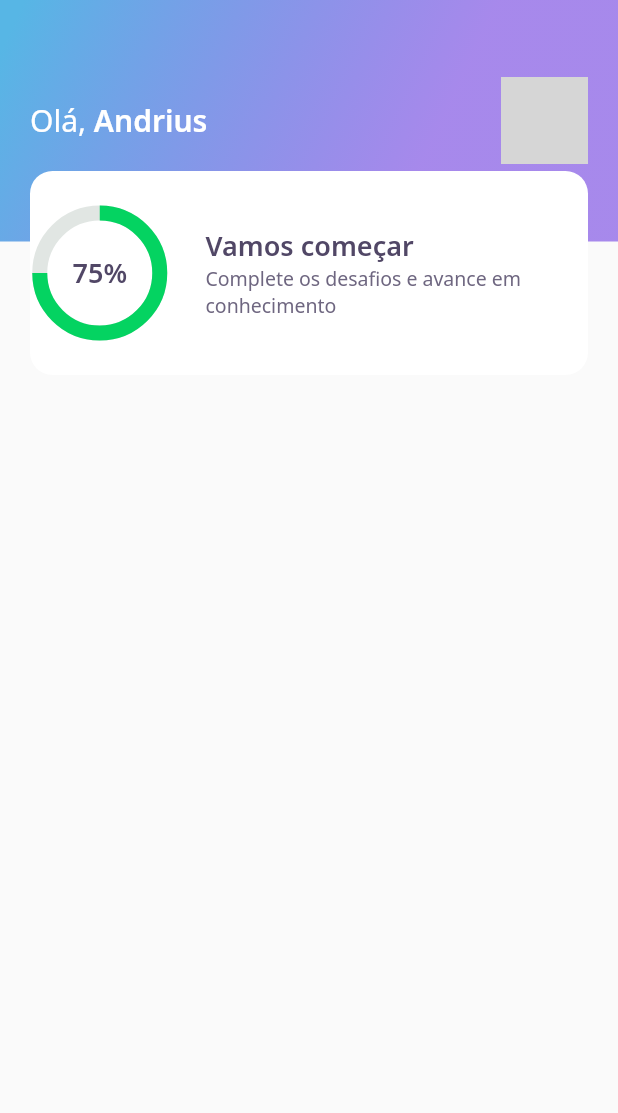
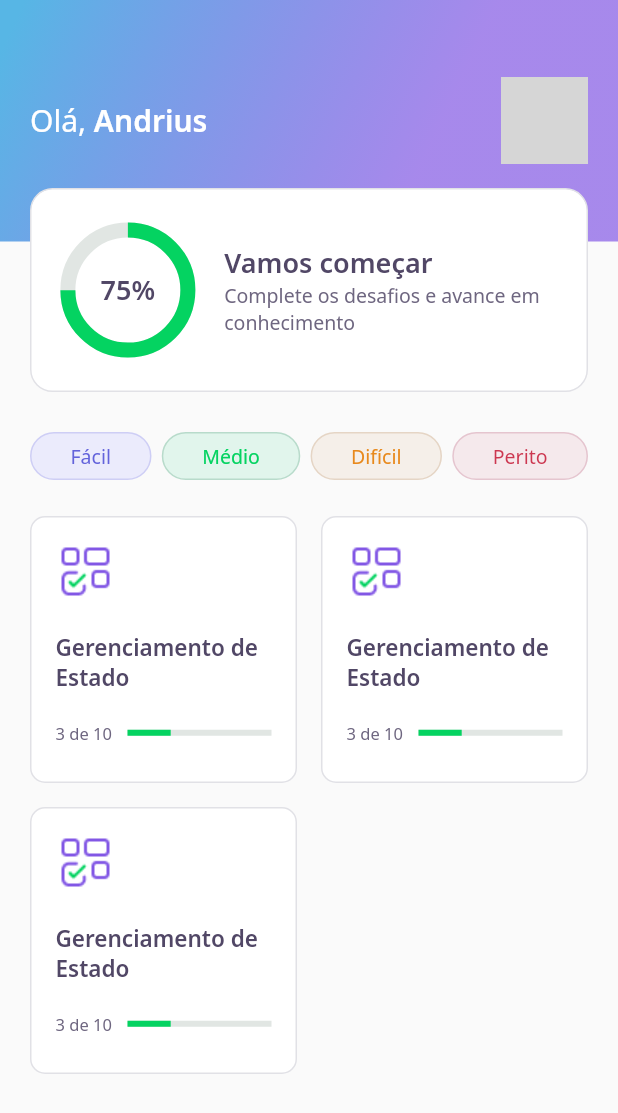
Before and after one commit to andrius111/next-level-week-5, a Flutter app: the HomePage screen opened directly, on a phone screen of 412 x 824 dp. Shown: the top 1113 px of the screen. Run offline on Flutter 3.47's test engine with Material 2 defaults, Android fonts, the phone set to English and light mode, and no system bars; our stand-ins replace google_fonts; network calls fail; grey boxes are pictures that could not be loaded.

Commit message:
Finished the home page and started the challenge page

```diff
--- a/lib/core/app_widget.dart
+++ b/lib/core/app_widget.dart
@@ -1,3 +1,4 @@
+import 'package:DevQuiz/challenge/challenge_page.dart';
 import 'package:DevQuiz/home/home_page.dart';
 import 'package:DevQuiz/splash/splash_page.dart';
 import 'package:flutter/material.dart';
@@ -7,7 +8,7 @@ class AppWidget extends StatelessWidget {
   Widget build(BuildContext context) {
     return MaterialApp(
       title: "DevQuiz",
-      home: HomePage(),
+      home: ChallengePage(),
     );
   }
 }
--- a/lib/home/home_page.dart
+++ b/lib/home/home_page.dart
@@ -1,4 +1,6 @@
 import 'package:DevQuiz/home/widgets/appbar/app_bar_widget.dart';
+import 'package:DevQuiz/home/widgets/level_button/level_button_widget.dart';
+import 'package:DevQuiz/home/widgets/quiz_card/quiz_card_widget.dart';
 import 'package:flutter/material.dart';
 
 class HomePage extends StatefulWidget {
@@ -13,6 +15,40 @@ class _HomePageState extends State<HomePage> {
   Widget build(BuildContext context) {
     return Scaffold(
       appBar: AppBarWidget(),
+      body: Padding(
+        padding: const EdgeInsets.symmetric(horizontal: 20),
+        child: Column(
+          children: [
+            SizedBox(
+              height: 38,
+            ),
+            Row(
+              mainAxisAlignment: MainAxisAlignment.spaceBetween,
+              children: [
+                LevelButtonWidget(label: "Fácil"),
+                LevelButtonWidget(label: "Médio"),
+                LevelButtonWidget(label: "Difícil"),
+                LevelButtonWidget(label: "Perito"),
+              ],
+            ),
+            SizedBox(
+              height: 24,
+            ),
+            Expanded(
+              child: GridView.count(
+                crossAxisCount: 2,
+                crossAxisSpacing: 16,
+                mainAxisSpacing: 16,
+                children: [
+                  QuizCardWidget(),
+                  QuizCardWidget(),
+                  QuizCardWidget(),
+                ],
+              ),
+            ),
+          ],
+        ),
+      ),
     );
   }
 }
--- a/lib/home/widgets/appbar/app_bar_widget.dart
+++ b/lib/home/widgets/appbar/app_bar_widget.dart
@@ -4,8 +4,7 @@ import 'package:DevQuiz/home/widgets/score_card/score_card_widget.dart';
 import 'package:flutter/material.dart';
 
 class AppBarWidget extends PreferredSize {
-  AppBarWidget()
-      : super(
+  AppBarWidget() : super(
     preferredSize: Size.fromHeight(250),
     child: Container(
       height: 250,
@@ -19,14 +18,17 @@ class AppBarWidget extends PreferredSize {
             child: Row(
               mainAxisAlignment: MainAxisAlignment.spaceBetween,
               children: [
-                            Text.rich(TextSpan(
+                Text.rich(
+                  TextSpan(
                     text: "Olá, ",
                     style: AppTextStyles.title,
                     children: [
                       TextSpan(
                         text: "Andrius",
                         style: AppTextStyles.titleBold)
-                                ])),
+                    ]
+                  )
+                ),
                 Container(
                   width: 58,
                   height: 58,
@@ -34,13 +36,20 @@ class AppBarWidget extends PreferredSize {
                     borderRadius: BorderRadius.circular(10),
                     image: DecorationImage(
                       image: NetworkImage(
-                                          "https://avatars.githubusercontent.com/u/15034472?v=4"))),
+                        "https://avatars.githubusercontent.com/u/15034472?v=4"
                       )
-                          ]),
+                    )
+                  ),
+                )
+              ]
+            ),
           ),
           Align(
-                        alignment: Alignment(0.0, 1.0),
-                        child: ScoreCardWidget())
+            alignment: Alignment(0.0, 1.2),
+            child: ScoreCardWidget(),
+          )
         ],
-                )));
+      )
+    )
+  );
 }
--- /dev/null
+++ b/lib/home/widgets/level_button/level_button_widget.dart
@@ -0,0 +1,55 @@
+import 'package:DevQuiz/core/core.dart';
+import 'package:flutter/cupertino.dart';
+import 'package:google_fonts/google_fonts.dart';
+
+class LevelButtonWidget extends StatelessWidget {
+  final String label;
+  LevelButtonWidget({Key? key, required this.label})
+    : assert(["Fácil", "Médio", "Difícil", "Perito"].contains(label)),
+      super(key: key);
+
+  final config = {
+    "Fácil": {
+      "color": AppColors.levelButtonFacil,
+      "borderColor": AppColors.levelButtonBorderFacil,
+      "fontColor": AppColors.levelButtonTextFacil,
+    },
+    "Médio": {
+      "color": AppColors.levelButtonMedio,
+      "borderColor": AppColors.levelButtonBorderMedio,
+      "fontColor": AppColors.levelButtonTextMedio,
+    },
+    "Difícil": {
+      "color": AppColors.levelButtonDificil,
+      "borderColor": AppColors.levelButtonBorderDificil,
+      "fontColor": AppColors.levelButtonTextDificil,
+    },
+    "Perito": {
+      "color": AppColors.levelButtonPerito,
+      "borderColor": AppColors.levelButtonBorderPerito,
+      "fontColor": AppColors.levelButtonTextPerito,
+    },
+  };
+
+  Color get color => config[label]!['color']!;
+  Color get borderColor => config[label]!['borderColor']!;
+  Color get fontColor => config[label]!['fontColor']!;
+
+  @override
+  Widget build(BuildContext context) {
+    return Container(
+      decoration: BoxDecoration(
+        color: color,
+        border: Border.fromBorderSide(BorderSide(color: borderColor)),
+        borderRadius: BorderRadius.circular(28)
+      ),
+      child: Padding(
+        padding: const EdgeInsets.symmetric(horizontal: 26, vertical: 6),
+        child: Text(
+          label,
+          style: GoogleFonts.notoSans(color: fontColor, fontSize: 13)
+        ),
+      )
+    );
+  }
+}
--- /dev/null
+++ b/lib/home/widgets/quiz_card/quiz_card_widget.dart
@@ -0,0 +1,54 @@
+import 'package:DevQuiz/core/core.dart';
+import 'package:DevQuiz/shared/widgets/progress_indicator/progress_indicator_widget.dart';
+import 'package:flutter/material.dart';
+
+class QuizCardWidget extends StatelessWidget {
+  const QuizCardWidget({Key? key}) : super(key: key);
+
+  @override
+  Widget build(BuildContext context) {
+    return Container(
+      padding: EdgeInsets.all(16),
+      decoration: BoxDecoration(
+        border: Border.fromBorderSide(BorderSide(color: AppColors.border)),
+        color: AppColors.white,
+        borderRadius: BorderRadius.circular(10),
+      ),
+      child: Column(
+        crossAxisAlignment: CrossAxisAlignment.start,
+        children: [
+          Container(
+            height: 40,
+            width: 40,
+            child: Image.asset(AppImages.blocks),
+          ),
+          SizedBox(
+            height: 20,
+          ),
+          Text(
+            "Gerenciamento de Estado",
+            style: AppTextStyles.heading15
+          ),
+          SizedBox(
+            height: 20,
+          ),
+          Row(
+            children: [
+              Expanded(
+                flex: 1,
+                child: Text(
+                  "3 de 10",
+                  style: AppTextStyles.body11,
+                ),
+              ),
+              Expanded(
+                flex: 2,
+                child: ProgressIndicatorWidget(value: 0.3,)
+              ),
+            ],
+          )
+        ],
+      ),
+    );
+  }
+}
--- a/lib/home/widgets/score_card/score_card_widget.dart
+++ b/lib/home/widgets/score_card/score_card_widget.dart
@@ -10,9 +10,14 @@ class ScoreCardWidget extends StatelessWidget {
     return Padding(
       padding: const EdgeInsets.only(left: 20, right: 20),
       child: Container(
-          height: 136,
-          decoration: BoxDecoration(
-              color: AppColors.white, borderRadius: BorderRadius.circular(15)),
+        height: 136,
+        decoration: BoxDecoration(
+          color: AppColors.white,
+          borderRadius: BorderRadius.circular(15),
+          border: Border.fromBorderSide(BorderSide(color: AppColors.border)),
+        ),
+        child: Padding(
+          padding: const EdgeInsets.symmetric(horizontal: 24),
           child: Row(
             crossAxisAlignment: CrossAxisAlignment.center,
             children: [
@@ -26,14 +31,15 @@ class ScoreCardWidget extends StatelessWidget {
                     crossAxisAlignment: CrossAxisAlignment.start,
                     children: [
                       Text("Vamos começar", style: AppTextStyles.heading),
-                      Text("Complete os desafios e avance em conhecimento",
-                          style: AppTextStyles.body)
+                      Text("Complete os desafios e avance em conhecimento", style: AppTextStyles.body)
                     ],
                   ),
                 ),
               )
             ],
-          )),
+          ),
+        )
+      ),
     );
   }
 }
--- /dev/null
+++ b/lib/shared/widgets/progress_indicator/progress_indicator_widget.dart
@@ -0,0 +1,16 @@
+import 'package:DevQuiz/core/app_colors.dart';
+import 'package:flutter/material.dart';
+
+class ProgressIndicatorWidget extends StatelessWidget {
+  final double value;
+  const ProgressIndicatorWidget({Key? key, required this.value}) : super(key: key);
+
+  @override
+  Widget build(BuildContext context) {
+    return LinearProgressIndicator(
+      value: value,
+      backgroundColor: AppColors.chartSecondary,
+      valueColor: AlwaysStoppedAnimation<Color>(AppColors.chartPrimary),
+    );
+  }
+}
```
Also changed, not shown: lib/challenge/challenge_page.dart (added, +28 -0 lines), lib/challenge/widgets/anwser/anwser_widget.dart (added, +68 -0 lines), lib/challenge/widgets/question_indicator/question_indicator_widget.dart (added, +35 -0 lines), lib/challenge/widgets/quiz/quiz_widget.dart (added, +39 -0 lines), 6 other files. Lines whose indentation alone changed are shown as unchanged.
